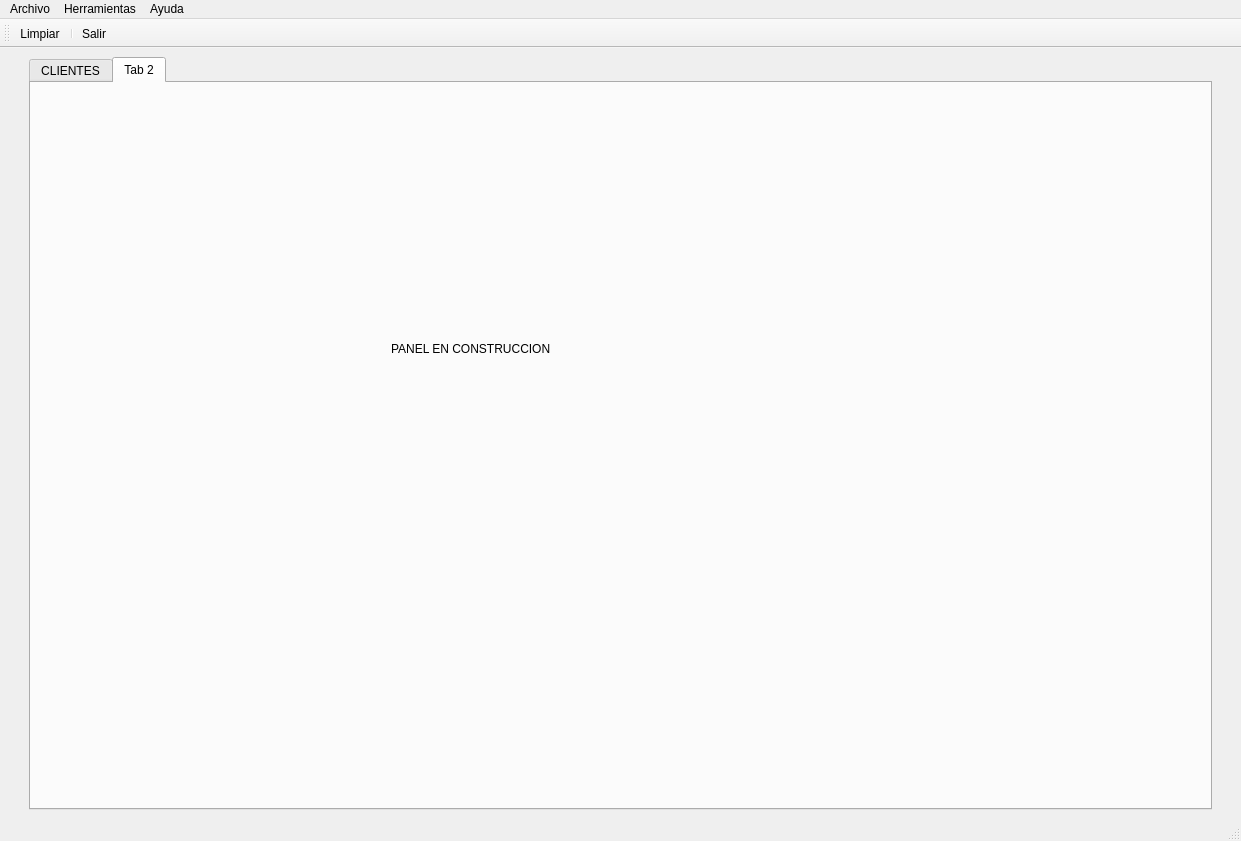
First picture: the form in templates/venPrincipal.ui, repository AmarinoLama/desarrolloInterfaces_Proyecto, before the edit.
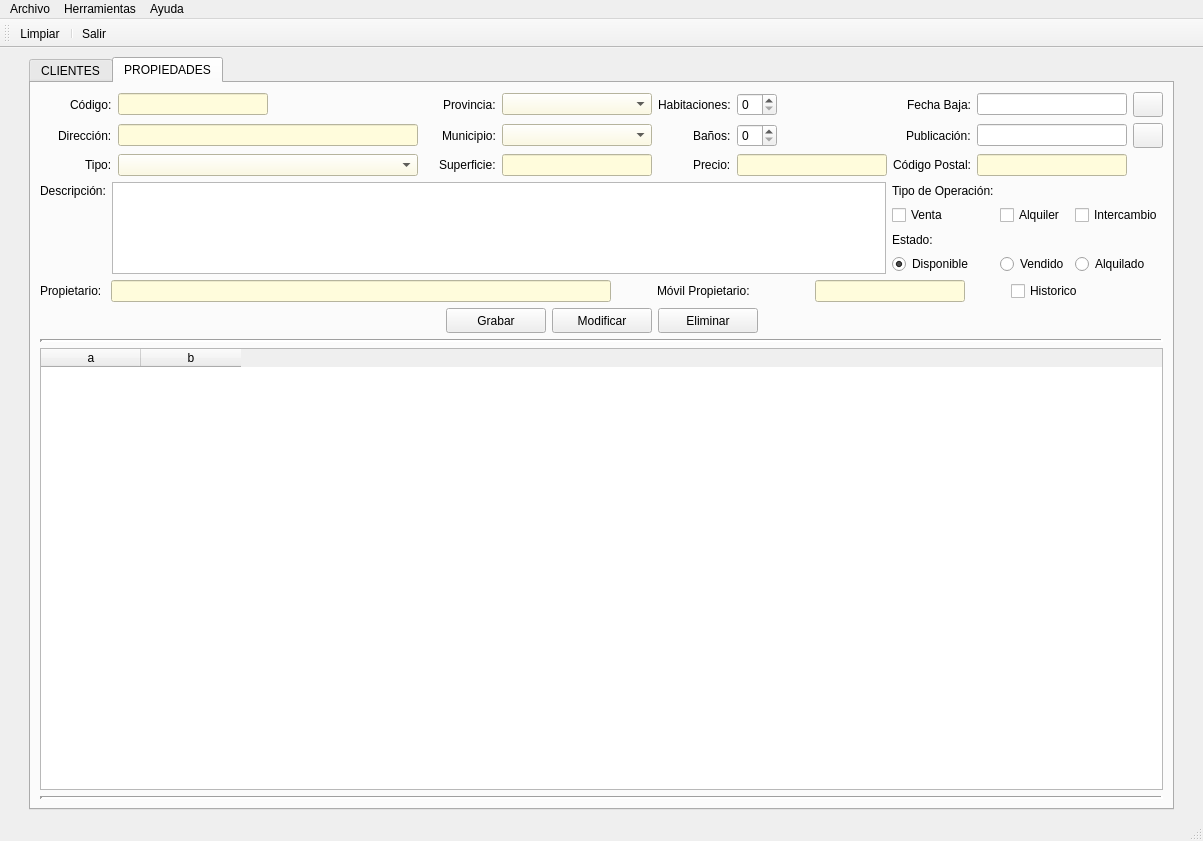
Second picture: the form after the edit. The open tabs and pages were chosen to show the change. Icons and pictures are not drawn.

Commit message: feat() : empezar a construir el nuevo panel

The edit to the form file:
```diff
--- a/templates/venPrincipal.ui
+++ b/templates/venPrincipal.ui
@@ -6,7 +6,7 @@
    <rect>
     <x>0</x>
     <y>0</y>
-    <width>1241</width>
+    <width>1203</width>
     <height>841</height>
    </rect>
   </property>
@@ -22,7 +22,7 @@
   </property>
   <widget class="QWidget" name="centralwidget">
    <layout class="QGridLayout" name="gridLayout_2">
-    <item row="1" column="3">
+    <item row="1" column="6">
      <spacer name="horizontalSpacer_6">
       <property name="orientation">
        <enum>Qt::Horizontal</enum>
@@ -38,7 +38,7 @@
       </property>
      </spacer>
     </item>
-    <item row="1" column="0">
+    <item row="1" column="2">
      <spacer name="horizontalSpacer_7">
       <property name="orientation">
        <enum>Qt::Horizontal</enum>
@@ -54,7 +54,7 @@
       </property>
      </spacer>
     </item>
-    <item row="1" column="1">
+    <item row="1" column="3">
      <widget class="QTabWidget" name="panPrincipal">
       <property name="autoFillBackground">
        <bool>false</bool>
@@ -674,21 +674,612 @@
       </widget>
       <widget class="QWidget" name="tabConstruccion">
        <attribute name="title">
-        <string>Tab 2</string>
+        <string>PROPIEDADES</string>
        </attribute>
-       <widget class="QLabel" name="label">
-        <property name="geometry">
-         <rect>
-          <x>360</x>
-          <y>220</y>
-          <width>211</width>
-          <height>91</height>
-         </rect>
-        </property>
-        <property name="text">
-         <string>PANEL EN CONSTRUCCION</string>
-        </property>
-       </widget>
+       <layout class="QVBoxLayout" name="verticalLayout_5">
+        <item>
+         <layout class="QVBoxLayout" name="verticalLayout_4">
+          <item>
+           <layout class="QGridLayout" name="gridLayout_5">
+            <item row="1" column="8">
+             <widget class="QLineEdit" name="txtPublicacionPro">
+              <property name="maximumSize">
+               <size>
+                <width>150</width>
+                <height>16777215</height>
+               </size>
+              </property>
+             </widget>
+            </item>
+            <item row="1" column="3" alignment="Qt::AlignRight">
+             <widget class="QLabel" name="lblMunicipioPro">
+              <property name="text">
+               <string>Municipio:</string>
+              </property>
+             </widget>
+            </item>
+            <item row="2" column="2">
+             <widget class="QComboBox" name="cmbTipoPro">
+              <property name="maximumSize">
+               <size>
+                <width>300</width>
+                <height>16777215</height>
+               </size>
+              </property>
+              <property name="styleSheet">
+               <string notr="true">background-color: rgb(255, 252, 220);</string>
+              </property>
+             </widget>
+            </item>
+            <item row="1" column="2">
+             <widget class="QLineEdit" name="txtDireccionPro">
+              <property name="maximumSize">
+               <size>
+                <width>300</width>
+                <height>16777215</height>
+               </size>
+              </property>
+              <property name="styleSheet">
+               <string notr="true">background-color: rgb(255, 252, 220);</string>
+              </property>
+             </widget>
+            </item>
+            <item row="1" column="9">
+             <widget class="QPushButton" name="btnPublicacionPro">
+              <property name="minimumSize">
+               <size>
+                <width>30</width>
+                <height>25</height>
+               </size>
+              </property>
+              <property name="maximumSize">
+               <size>
+                <width>30</width>
+                <height>25</height>
+               </size>
+              </property>
+              <property name="text">
+               <string/>
+              </property>
+              <property name="icon">
+               <iconset>
+                <normaloff>../img/calendar.png</normaloff>../img/calendar.png</iconset>
+              </property>
+             </widget>
+            </item>
+            <item row="2" column="1" alignment="Qt::AlignRight">
+             <widget class="QLabel" name="lblTipoPro">
+              <property name="text">
+               <string>Tipo:</string>
+              </property>
+             </widget>
+            </item>
+            <item row="2" column="4">
+             <widget class="QLineEdit" name="txtSuperficiePro">
+              <property name="maximumSize">
+               <size>
+                <width>150</width>
+                <height>16777215</height>
+               </size>
+              </property>
+              <property name="styleSheet">
+               <string notr="true">background-color: rgb(255, 252, 220);</string>
+              </property>
+             </widget>
+            </item>
+            <item row="1" column="4">
+             <widget class="QComboBox" name="cmbMunicipioPro">
+              <property name="styleSheet">
+               <string notr="true">background-color: rgb(255, 252, 220);</string>
+              </property>
+             </widget>
+            </item>
+            <item row="1" column="7" alignment="Qt::AlignRight">
+             <widget class="QLabel" name="lblPublicacionPro">
+              <property name="text">
+               <string>Publicación:</string>
+              </property>
+             </widget>
+            </item>
+            <item row="2" column="3" alignment="Qt::AlignRight">
+             <widget class="QLabel" name="lblSuperficiePro">
+              <property name="text">
+               <string>Superficie:</string>
+              </property>
+             </widget>
+            </item>
+            <item row="0" column="2">
+             <widget class="QLineEdit" name="txtCodigoPro">
+              <property name="maximumSize">
+               <size>
+                <width>150</width>
+                <height>16777215</height>
+               </size>
+              </property>
+              <property name="styleSheet">
+               <string notr="true">background-color: rgb(255, 252, 220);</string>
+              </property>
+             </widget>
+            </item>
+            <item row="0" column="1" alignment="Qt::AlignRight">
+             <widget class="QLabel" name="lblCodigoPro">
+              <property name="text">
+               <string>Código:</string>
+              </property>
+             </widget>
+            </item>
+            <item row="0" column="3" alignment="Qt::AlignRight">
+             <widget class="QLabel" name="lblProvinciaPro">
+              <property name="text">
+               <string>Provincia:</string>
+              </property>
+             </widget>
+            </item>
+            <item row="0" column="4">
+             <widget class="QComboBox" name="cmbProvinciaPro">
+              <property name="styleSheet">
+               <string notr="true">background-color: rgb(255, 252, 220);</string>
+              </property>
+             </widget>
+            </item>
+            <item row="0" column="7" alignment="Qt::AlignRight">
+             <widget class="QLabel" name="lblFechabajaPro">
+              <property name="text">
+               <string>Fecha Baja:</string>
+              </property>
+             </widget>
+            </item>
+            <item row="1" column="1" alignment="Qt::AlignRight">
+             <widget class="QLabel" name="lblDireccionPro">
+              <property name="text">
+               <string>Dirección:</string>
+              </property>
+             </widget>
+            </item>
+            <item row="0" column="8">
+             <widget class="QLineEdit" name="txtFechabajaPro">
+              <property name="maximumSize">
+               <size>
+                <width>150</width>
+                <height>16777215</height>
+               </size>
+              </property>
+             </widget>
+            </item>
+            <item row="0" column="9">
+             <widget class="QPushButton" name="btnBajaPro">
+              <property name="minimumSize">
+               <size>
+                <width>30</width>
+                <height>25</height>
+               </size>
+              </property>
+              <property name="maximumSize">
+               <size>
+                <width>30</width>
+                <height>25</height>
+               </size>
+              </property>
+              <property name="text">
+               <string/>
+              </property>
+              <property name="icon">
+               <iconset>
+                <normaloff>../img/calendar.png</normaloff>../img/calendar.png</iconset>
+              </property>
+             </widget>
+            </item>
+            <item row="0" column="6">
+             <widget class="QSpinBox" name="spbHabitacionesPro">
+              <property name="maximumSize">
+               <size>
+                <width>40</width>
+                <height>16777215</height>
+               </size>
+              </property>
+             </widget>
+            </item>
+            <item row="0" column="5" alignment="Qt::AlignRight">
+             <widget class="QLabel" name="lblHabitacionesPro">
+              <property name="text">
+               <string>Habitaciones:</string>
+              </property>
+             </widget>
+            </item>
+            <item row="1" column="6">
+             <widget class="QSpinBox" name="spbBanosPro">
+              <property name="maximumSize">
+               <size>
+                <width>40</width>
+                <height>16777215</height>
+               </size>
+              </property>
+             </widget>
+            </item>
+            <item row="1" column="5" alignment="Qt::AlignRight">
+             <widget class="QLabel" name="lblBanosPro">
+              <property name="text">
+               <string>Baños:</string>
+              </property>
+             </widget>
+            </item>
+            <item row="2" column="5" alignment="Qt::AlignRight">
+             <widget class="QLabel" name="lblPrecioPro">
+              <property name="text">
+               <string>Precio:</string>
+              </property>
+             </widget>
+            </item>
+            <item row="2" column="6">
+             <widget class="QLineEdit" name="txtPrecioPro">
+              <property name="maximumSize">
+               <size>
+                <width>150</width>
+                <height>16777215</height>
+               </size>
+              </property>
+              <property name="styleSheet">
+               <string notr="true">background-color: rgb(255, 252, 220);</string>
+              </property>
+             </widget>
+            </item>
+            <item row="2" column="7">
+             <widget class="QLabel" name="lblCpPro">
+              <property name="text">
+               <string>Código Postal:</string>
+              </property>
+             </widget>
+            </item>
+            <item row="2" column="8">
+             <widget class="QLineEdit" name="txtCpPro">
+              <property name="maximumSize">
+               <size>
+                <width>150</width>
+                <height>16777215</height>
+               </size>
+              </property>
+              <property name="styleSheet">
+               <string notr="true">background-color: rgb(255, 252, 220);</string>
+              </property>
+             </widget>
+            </item>
+           </layout>
+          </item>
+          <item>
+           <layout class="QGridLayout" name="gridLayout_6">
+            <item row="0" column="1" rowspan="4">
+             <widget class="QTextEdit" name="textEdit">
+              <property name="maximumSize">
+               <size>
+                <width>16777215</width>
+                <height>200</height>
+               </size>
+              </property>
+             </widget>
+            </item>
+            <item row="0" column="2">
+             <widget class="QLabel" name="label_17">
+              <property name="maximumSize">
+               <size>
+                <width>16777215</width>
+                <height>20</height>
+               </size>
+              </property>
+              <property name="text">
+               <string>Tipo de Operación:</string>
+              </property>
+             </widget>
+            </item>
+            <item row="0" column="0">
+             <widget class="QLabel" name="label">
+              <property name="text">
+               <string>Descripción:</string>
+              </property>
+             </widget>
+            </item>
+            <item row="1" column="4">
+             <widget class="QCheckBox" name="checkBox_3">
+              <property name="text">
+               <string>Intercambio</string>
+              </property>
+             </widget>
+            </item>
+            <item row="3" column="2">
+             <widget class="QRadioButton" name="radioButton">
+              <property name="text">
+               <string>Disponible</string>
+              </property>
+              <property name="checked">
+               <bool>true</bool>
+              </property>
+             </widget>
+            </item>
+            <item row="1" column="3">
+             <widget class="QCheckBox" name="checkBox_2">
+              <property name="text">
+               <string>Alquiler</string>
+              </property>
+             </widget>
+            </item>
+            <item row="2" column="2">
+             <widget class="QLabel" name="label_13">
+              <property name="maximumSize">
+               <size>
+                <width>16777215</width>
+                <height>20</height>
+               </size>
+              </property>
+              <property name="text">
+               <string>Estado:</string>
+              </property>
+             </widget>
+            </item>
+            <item row="1" column="2">
+             <widget class="QCheckBox" name="checkBox">
+              <property name="text">
+               <string>Venta</string>
+              </property>
+             </widget>
+            </item>
+            <item row="3" column="3">
+             <widget class="QRadioButton" name="radioButton_2">
+              <property name="text">
+               <string>Vendido</string>
+              </property>
+             </widget>
+            </item>
+            <item row="3" column="4">
+             <widget class="QRadioButton" name="radioButton_3">
+              <property name="text">
+               <string>Alquilado</string>
+              </property>
+             </widget>
+            </item>
+           </layout>
+          </item>
+          <item>
+           <layout class="QHBoxLayout" name="horizontalLayout_5">
+            <item>
+             <widget class="QLabel" name="label_15">
+              <property name="maximumSize">
+               <size>
+                <width>65</width>
+                <height>16777215</height>
+               </size>
+              </property>
+              <property name="text">
+               <string>Propietario:</string>
+              </property>
+             </widget>
+            </item>
+            <item>
+             <widget class="QLineEdit" name="lineEdit_6">
+              <property name="maximumSize">
+               <size>
+                <width>500</width>
+                <height>16777215</height>
+               </size>
+              </property>
+              <property name="styleSheet">
+               <string notr="true">background-color: rgb(255, 252, 220);</string>
+              </property>
+             </widget>
+            </item>
+            <item>
+             <spacer name="horizontalSpacer_35">
+              <property name="orientation">
+               <enum>Qt::Horizontal</enum>
+              </property>
+              <property name="sizeType">
+               <enum>QSizePolicy::Preferred</enum>
+              </property>
+              <property name="sizeHint" stdset="0">
+               <size>
+                <width>40</width>
+                <height>20</height>
+               </size>
+              </property>
+             </spacer>
+            </item>
+            <item>
+             <widget class="QLabel" name="label_16">
+              <property name="text">
+               <string>Móvil Propietario:</string>
+              </property>
+             </widget>
+            </item>
+            <item>
+             <widget class="QLineEdit" name="lineEdit_7">
+              <property name="maximumSize">
+               <size>
+                <width>150</width>
+                <height>16777215</height>
+               </size>
+              </property>
+              <property name="styleSheet">
+               <string notr="true">background-color: rgb(255, 252, 220);</string>
+              </property>
+             </widget>
+            </item>
+            <item>
+             <spacer name="horizontalSpacer_36">
+              <property name="orientation">
+               <enum>Qt::Horizontal</enum>
+              </property>
+              <property name="sizeType">
+               <enum>QSizePolicy::Preferred</enum>
+              </property>
+              <property name="sizeHint" stdset="0">
+               <size>
+                <width>40</width>
+                <height>20</height>
+               </size>
+              </property>
+             </spacer>
+            </item>
+            <item>
+             <widget class="QCheckBox" name="chkHistoriacli_4">
+              <property name="layoutDirection">
+               <enum>Qt::LeftToRight</enum>
+              </property>
+              <property name="text">
+               <string>Historico</string>
+              </property>
+             </widget>
+            </item>
+           </layout>
+          </item>
+         </layout>
+        </item>
+        <item>
+         <layout class="QHBoxLayout" name="horizontalLayout_4">
+          <item>
+           <spacer name="horizontalSpacer_33">
+            <property name="orientation">
+             <enum>Qt::Horizontal</enum>
+            </property>
+            <property name="sizeType">
+             <enum>QSizePolicy::Expanding</enum>
+            </property>
+            <property name="sizeHint" stdset="0">
+             <size>
+              <width>40</width>
+              <height>20</height>
+             </size>
+            </property>
+           </spacer>
+          </item>
+          <item>
+           <widget class="QPushButton" name="btnGrabarcli_2">
+            <property name="minimumSize">
+             <size>
+              <width>100</width>
+              <height>25</height>
+             </size>
+            </property>
+            <property name="maximumSize">
+             <size>
+              <width>100</width>
+              <height>25</height>
+             </size>
+            </property>
+            <property name="text">
+             <string>Grabar</string>
+            </property>
+           </widget>
+          </item>
+          <item>
+           <widget class="QPushButton" name="btnModifcli_2">
+            <property name="minimumSize">
+             <size>
+              <width>100</width>
+              <height>25</height>
+             </size>
+            </property>
+            <property name="maximumSize">
+             <size>
+              <width>100</width>
+              <height>25</height>
+             </size>
+            </property>
+            <property name="text">
+             <string>Modificar</string>
+            </property>
+           </widget>
+          </item>
+          <item>
+           <widget class="QPushButton" name="btnDelcli_2">
+            <property name="minimumSize">
+             <size>
+              <width>100</width>
+              <height>25</height>
+             </size>
+            </property>
+            <property name="maximumSize">
+             <size>
+              <width>100</width>
+              <height>25</height>
+             </size>
+            </property>
+            <property name="text">
+             <string>Eliminar</string>
+            </property>
+           </widget>
+          </item>
+          <item>
+           <spacer name="horizontalSpacer_34">
+            <property name="orientation">
+             <enum>Qt::Horizontal</enum>
+            </property>
+            <property name="sizeHint" stdset="0">
+             <size>
+              <width>40</width>
+              <height>20</height>
+             </size>
+            </property>
+           </spacer>
+          </item>
+         </layout>
+        </item>
+        <item>
+         <widget class="Line" name="line_7">
+          <property name="minimumSize">
+           <size>
+            <width>500</width>
+            <height>0</height>
+           </size>
+          </property>
+          <property name="maximumSize">
+           <size>
+            <width>16777215</width>
+            <height>500</height>
+           </size>
+          </property>
+          <property name="lineWidth">
+           <number>3</number>
+          </property>
+          <property name="orientation">
+           <enum>Qt::Horizontal</enum>
+          </property>
+         </widget>
+        </item>
+        <item>
+         <widget class="QTableWidget" name="tableWidget">
+          <column>
+           <property name="text">
+            <string>a</string>
+           </property>
+          </column>
+          <column>
+           <property name="text">
+            <string>b</string>
+           </property>
+          </column>
+         </widget>
+        </item>
+        <item>
+         <widget class="Line" name="line_8">
+          <property name="minimumSize">
+           <size>
+            <width>500</width>
+            <height>0</height>
+           </size>
+          </property>
+          <property name="maximumSize">
+           <size>
+            <width>16777215</width>
+            <height>500</height>
+           </size>
+          </property>
+          <property name="lineWidth">
+           <number>3</number>
+          </property>
+          <property name="orientation">
+           <enum>Qt::Horizontal</enum>
+          </property>
+         </widget>
+        </item>
+       </layout>
       </widget>
      </widget>
     </item>
@@ -699,7 +1290,7 @@
     <rect>
      <x>0</x>
      <y>0</y>
-     <width>1241</width>
+     <width>1203</width>
      <height>21</height>
     </rect>
    </property>
```
Left out of the diff: 4 changed lines with no effect on the pictures. The commit also changes 1 other file.
